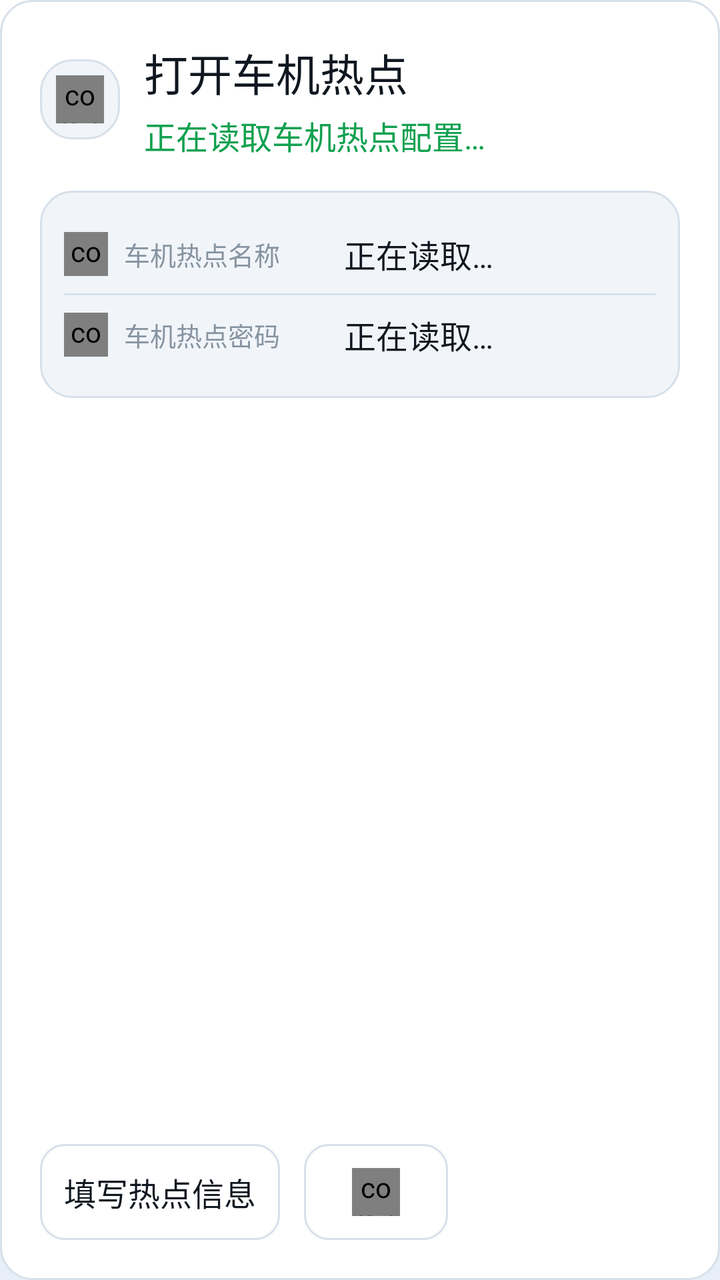
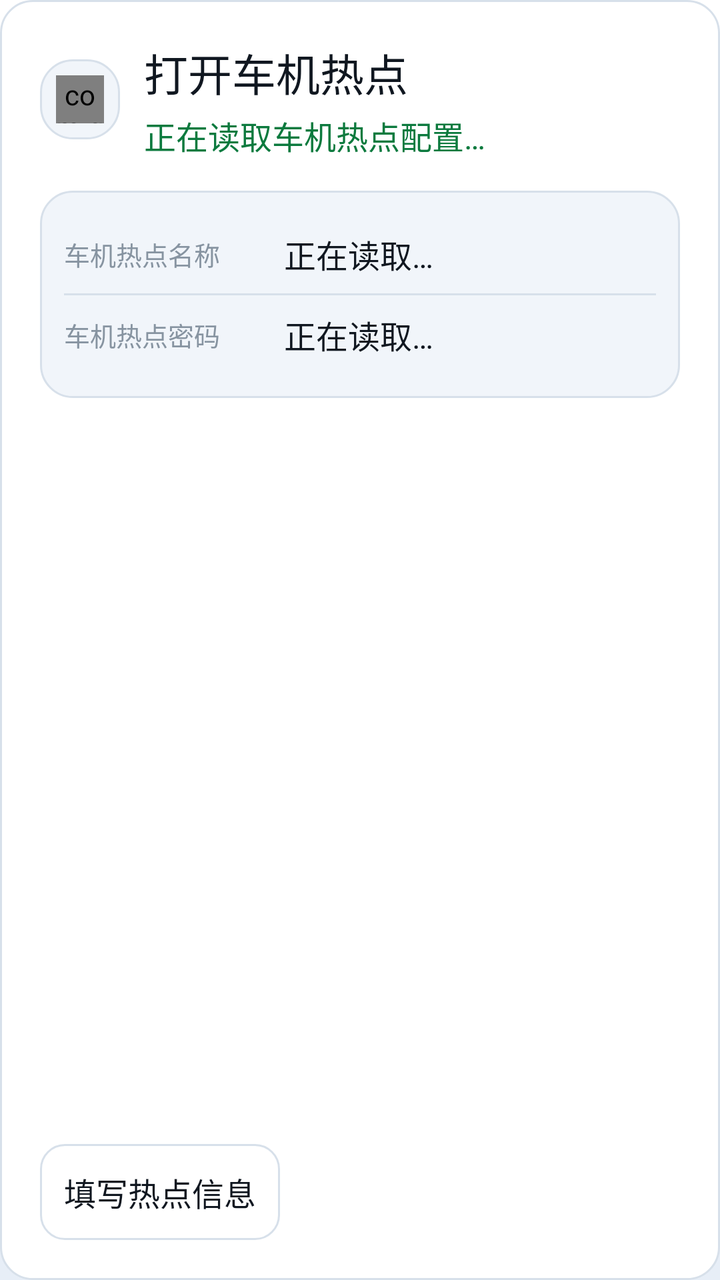

Screens rendered from an Android XML layout before and after an edit, with the pre-edit source and the edit as a unified diff.
<!-- AndroidManifest.xml: application theme AppTheme -->
<!-- res/layout/connect_panel_hotspot.xml -->
<?xml version="1.0" encoding="utf-8"?>
<ScrollView xmlns:android="http://schemas.android.com/apk/res/android"
    xmlns:app="http://schemas.android.com/apk/res-auto"
    android:layout_width="match_parent"
    android:layout_height="match_parent"
    android:fillViewport="true"
    android:scrollbars="vertical">

    <LinearLayout
        android:layout_width="match_parent"
        android:layout_height="wrap_content"
        android:background="@drawable/bg_card"
        android:orientation="vertical"
        android:padding="@dimen/gap_xl">

        <LinearLayout
            android:layout_width="match_parent"
            android:layout_height="wrap_content"
            android:gravity="center_vertical"
            android:orientation="horizontal">

            <FrameLayout
                android:layout_width="@dimen/panel_header_badge_size"
                android:layout_height="@dimen/panel_header_badge_size"
                android:background="@drawable/bg_icon_badge">

                <com.geely.carplay.ui.widget.IconView
                    android:layout_width="@dimen/panel_header_icon_size"
                    android:layout_height="@dimen/panel_header_icon_size"
                    android:layout_gravity="center"
                    app:icon="wifi"
                    app:iconTint="@color/brand" />
            </FrameLayout>

            <LinearLayout
                android:layout_width="0dp"
                android:layout_height="wrap_content"
                android:layout_marginStart="@dimen/gap_md"
                android:layout_weight="1"
                android:orientation="vertical">

                <TextView
                    style="@style/Text.Title"
                    android:layout_width="match_parent"
                    android:layout_height="wrap_content"
                    android:text="@string/connect_step_hotspot" />

                <TextView
                    android:id="@+id/hotspot_state"
                    style="@style/Text.Body"
                    android:layout_width="match_parent"
                    android:layout_height="wrap_content"
                    android:layout_marginTop="@dimen/gap_xs"
                    android:text="@string/connect_hotspot_on"
                    android:textColor="@color/ok" />
            </LinearLayout>
        </LinearLayout>

        <LinearLayout
            android:layout_width="match_parent"
            android:layout_height="wrap_content"
            android:layout_marginTop="@dimen/gap_lg"
            android:background="@drawable/bg_card_high"
            android:orientation="vertical"
            android:padding="@dimen/gap_md">

            <LinearLayout
                android:layout_width="match_parent"
                android:layout_height="wrap_content"
                android:gravity="center_vertical"
                android:orientation="horizontal"
                android:paddingTop="@dimen/gap_sm"
                android:paddingBottom="@dimen/gap_sm">

                <com.geely.carplay.ui.widget.IconView
                    android:layout_width="22dp"
                    android:layout_height="22dp"
                    app:icon="wifi"
                    app:iconTint="@color/text_secondary" />

                <TextView
                    style="@style/Text.Caption"
                    android:layout_width="@dimen/hotspot_label_width"
                    android:layout_height="wrap_content"
                    android:layout_marginStart="@dimen/gap_sm"
                    android:text="@string/connect_hotspot_ssid_label" />

                <TextView
                    style="@style/Text.Body"
                    android:layout_width="0dp"
                    android:layout_height="wrap_content"
                    android:layout_weight="1"
                    android:id="@+id/hotspot_ssid"
                    android:text="@string/connect_hotspot_ssid"
                    android:textColor="@color/text_primary" />
            </LinearLayout>

            <View
                android:layout_width="match_parent"
                android:layout_height="1dp"
                android:background="@drawable/divider" />

            <LinearLayout
                android:layout_width="match_parent"
                android:layout_height="wrap_content"
                android:gravity="center_vertical"
                android:orientation="horizontal"
                android:paddingTop="@dimen/gap_sm"
                android:paddingBottom="@dimen/gap_sm">

                <com.geely.carplay.ui.widget.IconView
                    android:layout_width="22dp"
                    android:layout_height="22dp"
                    app:icon="lock"
                    app:iconTint="@color/text_secondary" />

                <TextView
                    style="@style/Text.Caption"
                    android:layout_width="@dimen/hotspot_label_width"
                    android:layout_height="wrap_content"
                    android:layout_marginStart="@dimen/gap_sm"
                    android:text="@string/connect_hotspot_pwd_label" />

                <TextView
                    style="@style/Text.Body"
                    android:layout_width="0dp"
                    android:layout_height="wrap_content"
                    android:layout_weight="1"
                    android:id="@+id/hotspot_password"
                    android:text="@string/connect_hotspot_pwd"
                    android:textColor="@color/text_primary" />
            </LinearLayout>
        </LinearLayout>

        <Space
            android:layout_width="0dp"
            android:layout_height="0dp"
            android:layout_weight="1" />

        <LinearLayout
            android:layout_width="match_parent"
            android:layout_height="wrap_content"
            android:layout_marginTop="@dimen/gap_md"
            android:gravity="center_vertical"
            android:orientation="horizontal">

            <TextView
                android:id="@+id/hotspot_manual_button"
                style="@style/Text.Body"
                android:layout_width="wrap_content"
                android:layout_height="wrap_content"
                android:minHeight="@dimen/touch_height"
                android:paddingStart="@dimen/gap_md"
                android:paddingEnd="@dimen/gap_md"
                android:gravity="center"
                android:layout_marginEnd="@dimen/gap_md"
                android:background="@drawable/btn_ghost"
                android:clickable="true"
                android:focusable="true"
                android:text="@string/hotspot_manual_title"
                android:textColor="@color/text_primary" />

            <FrameLayout
                android:id="@+id/hotspot_settings_button"
                android:layout_width="@dimen/action_button_width"
                android:layout_height="@dimen/touch_height"
                android:background="@drawable/btn_ghost"
                android:clickable="true"
                android:contentDescription="@string/btn_hotspot_settings"
                android:focusable="true">

                <com.geely.carplay.ui.widget.IconView
                    android:layout_width="@dimen/header_icon_size"
                    android:layout_height="@dimen/header_icon_size"
                    android:layout_gravity="center"
                    app:icon="gear"
                    app:iconTint="@color/text_primary" />
            </FrameLayout>
        </LinearLayout>
    </LinearLayout>
</ScrollView>
<!-- resources referenced by this layout -->
<resources>
  <color name="brand">#1A73E8</color>
  <color name="ok">#12A150</color>
  <color name="text_primary">#101720</color>
  <color name="text_secondary">#55636F</color>
  <dimen name="action_button_width">72dp</dimen>
  <dimen name="gap_lg">16dp</dimen>
  <dimen name="gap_md">12dp</dimen>
  <dimen name="gap_sm">8dp</dimen>
  <dimen name="gap_xl">20dp</dimen>
  <dimen name="gap_xs">4dp</dimen>
  <dimen name="header_icon_size">24dp</dimen>
  <dimen name="hotspot_label_width">110dp</dimen>
  <dimen name="panel_header_badge_size">40dp</dimen>
  <dimen name="panel_header_icon_size">24dp</dimen>
  <dimen name="touch_height">48dp</dimen>
  <!-- drawable bg_icon_badge (drawable) -->
  <?xml version="1.0" encoding="utf-8"?>
  <shape xmlns:android="http://schemas.android.com/apk/res/android" android:shape="rectangle">
      <solid android:color="@color/surface_high" />
      <corners android:radius="16dp" />
      <stroke android:width="1dp" android:color="@color/stroke" />
  </shape>
  <!-- drawable btn_ghost (drawable) -->
  <?xml version="1.0" encoding="utf-8"?>
  <selector xmlns:android="http://schemas.android.com/apk/res/android">
      <item android:state_pressed="true" android:drawable="@drawable/bg_button_ghost_pressed" />
      <item android:drawable="@drawable/bg_button_ghost" />
  </selector>
  <!-- drawable divider (drawable) -->
  <?xml version="1.0" encoding="utf-8"?>
  <shape xmlns:android="http://schemas.android.com/apk/res/android" android:shape="rectangle">
      <solid android:color="@color/stroke" />
  </shape>
  <string name="btn_hotspot_settings">打开车机热点设置</string>
  <string name="connect_hotspot_on">正在读取车机热点配置…</string>
  <string name="connect_hotspot_pwd">正在读取…</string>
  <string name="connect_hotspot_pwd_label">车机热点密码</string>
  <string name="connect_hotspot_ssid">正在读取…</string>
  <string name="connect_hotspot_ssid_label">车机热点名称</string>
  <string name="connect_step_hotspot">打开车机热点</string>
  <string name="hotspot_manual_title">填写热点信息</string>
  <style name="Text.Caption" parent="">
          <item name="android:textColor">@color/text_tertiary</item>
          <item name="android:textSize">@dimen/text_caption</item>
          <item name="android:includeFontPadding">false</item>
      </style>
  <color name="surface">#FFFFFF</color>
  <dimen name="radius_card">16dp</dimen>
  <color name="stroke">#D7E0EA</color>
  <color name="surface_high">#F1F5FA</color>
  <dimen name="text_body">16sp</dimen>
  <dimen name="body_line_spacing">3dp</dimen>
  <color name="text_tertiary">#8794A1</color>
  <dimen name="text_caption">13sp</dimen>
  <dimen name="text_title">22sp</dimen>
  <dimen name="radius_button">12dp</dimen>
  <!-- drawable splash_mark_centered (drawable) -->
  <?xml version="1.0" encoding="utf-8"?>
  <bitmap xmlns:android="http://schemas.android.com/apk/res/android"
      android:src="@drawable/splash_logo_window"
      android:gravity="center" />
  <color name="bg_gradient_top">#FFFFFF</color>
  <color name="bg_gradient_bottom">#E7EEF7</color>
  <!-- unchanged entries left out for length: 10 -->
</resources>

<!-- the commit's change to res/layout/connect_panel_hotspot.xml (unified diff, before → after) -->
@@ -72,17 +72,10 @@
                 android:paddingTop="@dimen/gap_sm"
                 android:paddingBottom="@dimen/gap_sm">
 
-                <com.geely.carplay.ui.widget.IconView
-                    android:layout_width="22dp"
-                    android:layout_height="22dp"
-                    app:icon="wifi"
-                    app:iconTint="@color/text_secondary" />
-
                 <TextView
                     style="@style/Text.Caption"
                     android:layout_width="@dimen/hotspot_label_width"
                     android:layout_height="wrap_content"
-                    android:layout_marginStart="@dimen/gap_sm"
                     android:text="@string/connect_hotspot_ssid_label" />
 
                 <TextView
@@ -108,17 +101,10 @@
                 android:paddingTop="@dimen/gap_sm"
                 android:paddingBottom="@dimen/gap_sm">
 
-                <com.geely.carplay.ui.widget.IconView
-                    android:layout_width="22dp"
-                    android:layout_height="22dp"
-                    app:icon="lock"
-                    app:iconTint="@color/text_secondary" />
-
                 <TextView
                     style="@style/Text.Caption"
                     android:layout_width="@dimen/hotspot_label_width"
                     android:layout_height="wrap_content"
-                    android:layout_marginStart="@dimen/gap_sm"
                     android:text="@string/connect_hotspot_pwd_label" />
 
                 <TextView
@@ -153,29 +139,11 @@
                 android:paddingStart="@dimen/gap_md"
                 android:paddingEnd="@dimen/gap_md"
                 android:gravity="center"
-                android:layout_marginEnd="@dimen/gap_md"
                 android:background="@drawable/btn_ghost"
                 android:clickable="true"
                 android:focusable="true"
                 android:text="@string/hotspot_manual_title"
                 android:textColor="@color/text_primary" />
-
-            <FrameLayout
-                android:id="@+id/hotspot_settings_button"
-                android:layout_width="@dimen/action_button_width"
-                android:layout_height="@dimen/touch_height"
-                android:background="@drawable/btn_ghost"
-                android:clickable="true"
-                android:contentDescription="@string/btn_hotspot_settings"
-                android:focusable="true">
-
-                <com.geely.carplay.ui.widget.IconView
-                    android:layout_width="@dimen/header_icon_size"
-                    android:layout_height="@dimen/header_icon_size"
-                    android:layout_gravity="center"
-                    app:icon="gear"
-                    app:iconTint="@color/text_primary" />
-            </FrameLayout>
         </LinearLayout>
     </LinearLayout>
 </ScrollView>
<!-- resource entries referenced after the edit -->
@@ -1,16 +1,14 @@
 <!-- resources referenced by this layout -->
 <resources>
-  <color name="brand">#1A73E8</color>
-  <color name="ok">#12A150</color>
+  <color name="brand">#0B4FD1</color>
+  <color name="ok">#0C7A3E</color>
   <color name="text_primary">#101720</color>
   <color name="text_secondary">#55636F</color>
-  <dimen name="action_button_width">72dp</dimen>
   <dimen name="gap_lg">16dp</dimen>
   <dimen name="gap_md">12dp</dimen>
   <dimen name="gap_sm">8dp</dimen>
   <dimen name="gap_xl">20dp</dimen>
   <dimen name="gap_xs">4dp</dimen>
-  <dimen name="header_icon_size">24dp</dimen>
   <dimen name="hotspot_label_width">110dp</dimen>
   <dimen name="panel_header_badge_size">40dp</dimen>
   <dimen name="panel_header_icon_size">24dp</dimen>
@@ -19,13 +17,15 @@
   <?xml version="1.0" encoding="utf-8"?>
   <shape xmlns:android="http://schemas.android.com/apk/res/android" android:shape="rectangle">
       <solid android:color="@color/surface_high" />
-      <corners android:radius="16dp" />
+      <corners android:radius="@dimen/radius_badge" />
       <stroke android:width="1dp" android:color="@color/stroke" />
   </shape>
   <!-- drawable btn_ghost (drawable) -->
   <?xml version="1.0" encoding="utf-8"?>
   <selector xmlns:android="http://schemas.android.com/apk/res/android">
+      <item android:state_enabled="false" android:drawable="@drawable/bg_button_ghost_disabled" />
       <item android:state_pressed="true" android:drawable="@drawable/bg_button_ghost_pressed" />
+      <item android:state_focused="true" android:drawable="@drawable/bg_button_ghost_focused" />
       <item android:drawable="@drawable/bg_button_ghost" />
   </selector>
   <!-- drawable divider (drawable) -->
@@ -33,7 +33,6 @@
   <shape xmlns:android="http://schemas.android.com/apk/res/android" android:shape="rectangle">
       <solid android:color="@color/stroke" />
   </shape>
-  <string name="btn_hotspot_settings">打开车机热点设置</string>
   <string name="connect_hotspot_on">正在读取车机热点配置…</string>
   <string name="connect_hotspot_pwd">正在读取…</string>
   <string name="connect_hotspot_pwd_label">车机热点密码</string>
@@ -50,12 +49,28 @@
   <dimen name="radius_card">16dp</dimen>
   <color name="stroke">#D7E0EA</color>
   <color name="surface_high">#F1F5FA</color>
+  <dimen name="radius_badge">16dp</dimen>
+  <!-- drawable bg_button_ghost_disabled (drawable) -->
+  <?xml version="1.0" encoding="utf-8"?>
+  <shape xmlns:android="http://schemas.android.com/apk/res/android" android:shape="rectangle">
+      <solid android:color="#00000000" />
+      <corners android:radius="@dimen/radius_button" />
+      <stroke android:width="1dp" android:color="@color/stroke_disabled" />
+  </shape>
+  <!-- drawable bg_button_ghost_focused (drawable) -->
+  <?xml version="1.0" encoding="utf-8"?>
+  <shape xmlns:android="http://schemas.android.com/apk/res/android" android:shape="rectangle">
+      <solid android:color="#00000000" />
+      <corners android:radius="@dimen/radius_button" />
+      <stroke android:width="2dp" android:color="@color/brand" />
+  </shape>
   <dimen name="text_body">16sp</dimen>
   <dimen name="body_line_spacing">3dp</dimen>
   <color name="text_tertiary">#8794A1</color>
   <dimen name="text_caption">13sp</dimen>
   <dimen name="text_title">22sp</dimen>
   <dimen name="radius_button">12dp</dimen>
+  <color name="stroke_disabled">#E8EDF3</color>
   <!-- drawable splash_mark_centered (drawable) -->
   <?xml version="1.0" encoding="utf-8"?>
   <bitmap xmlns:android="http://schemas.android.com/apk/res/android"
